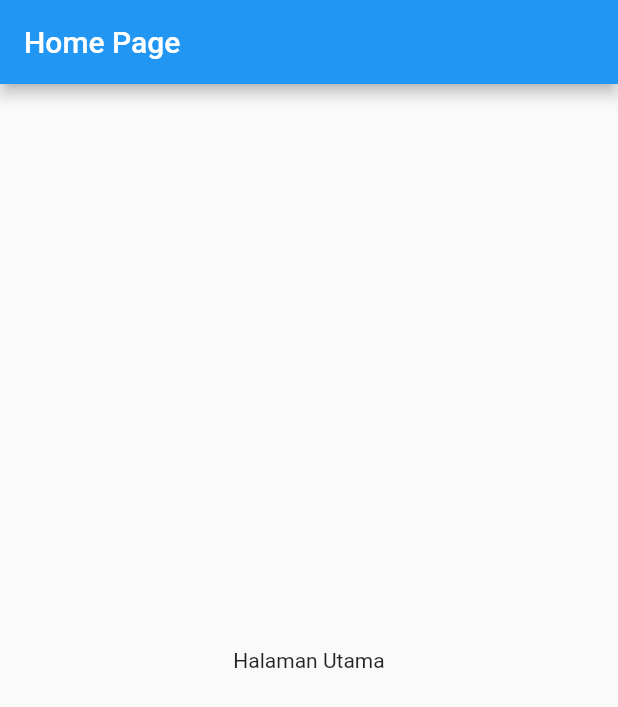
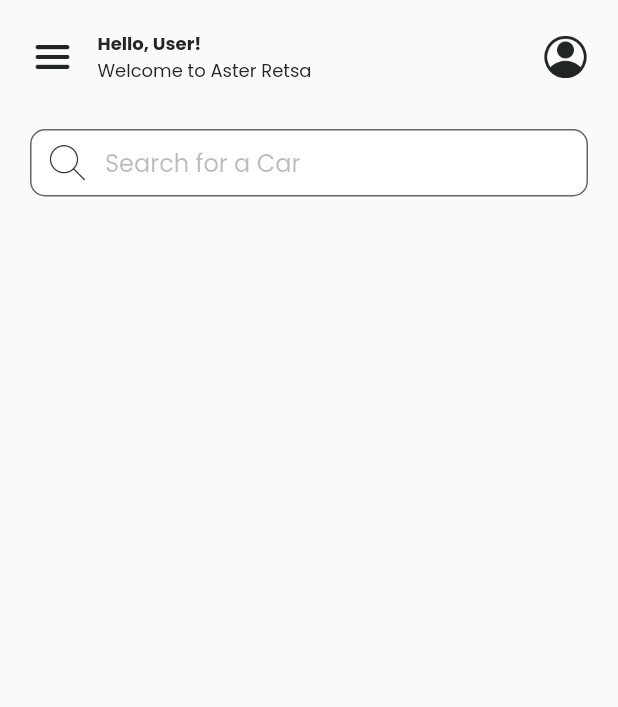
Before and after one commit to patriciaanggraeni/aster-car-rental-2023, a Flutter app: the HomePage screen opened directly, on a phone screen of 412 x 824 dp. Shown: the top 707 px of the screen. Run offline on Flutter 3.47's test engine with Material 2 defaults, Android fonts, the phone set to English and light mode, and no system bars; our stand-ins replace google_fonts.

Commit message:
home page - membuat top bar dan search field

```diff
--- a/src/lib/home_page.dart
+++ /dev/null
@@ -1,19 +0,0 @@
-import 'package:flutter/material.dart';
-
-class HomePage extends StatelessWidget {
-  const HomePage({super.key});
-
-  @override
-  Widget build(BuildContext context) {
-    return Scaffold(
-      appBar: AppBar(
-        title: Text("Home Page"),
-      ),
-      body: Container(
-        child: Center(
-          child: Text("Halaman Utama"),
-        )
-      ),
-    );
-  }
-}
--- /dev/null
+++ b/src/lib/home_page/home_page.dart
@@ -0,0 +1,27 @@
+import 'package:flutter/material.dart';
+import 'package:src/home_page/widgets/app_bar_widget.dart';
+import 'package:src/home_page/widgets/search_field_widget.dart';
+
+class HomePage extends StatelessWidget {
+  const HomePage({super.key});
+
+  @override
+  Widget build(BuildContext context) {
+    return Scaffold(
+      body: SafeArea (
+        child: Container(
+          child: const Padding(
+            padding: EdgeInsets.all(20),
+            child: Column(
+              children: [
+                CustomAppBarWidget(),
+                SizedBox(height: 30,),
+                CustomSearchFieldWidget()
+              ],
+            ),
+          ),
+        ),
+      ),
+    );
+  }
+}
--- /dev/null
+++ b/src/lib/home_page/widgets/app_bar_widget.dart
@@ -0,0 +1,52 @@
+import 'package:flutter/material.dart';
+import 'package:google_fonts/google_fonts.dart';
+
+class CustomAppBarWidget extends StatelessWidget {
+  const CustomAppBarWidget({super.key});
+
+  @override
+  Widget build(BuildContext context) {
+    return Row(
+      mainAxisAlignment: MainAxisAlignment.spaceBetween,
+      crossAxisAlignment: CrossAxisAlignment.center,
+      children: [
+        Row(
+          children: [
+            Image.asset(
+              "assets/icons/menu.png",
+              color: Color(0xFF222525),
+              width: 30,
+            ),
+            const SizedBox(width: 15,),
+            Column(
+              crossAxisAlignment: CrossAxisAlignment.start,
+              children: [
+                Text(
+                  "Hello, User!",
+                  style: GoogleFonts.poppins(
+                    color: Color(0xFF222525),
+                    fontWeight: FontWeight.bold,
+                    fontSize: 12,
+                  ),
+                ),
+                Text(
+                  "Welcome to Aster Retsa",
+                  style: GoogleFonts.poppins(
+                    color: Color(0xFF222525),
+                    fontWeight: FontWeight.normal,
+                    fontSize: 12,
+                  ),
+                ),
+              ],
+            )
+          ],
+        ),
+        Image.asset(
+          "assets/icons/account.png",
+          width: 30,
+          color: Color(0xFF222525),
+        ),
+      ],
+    );
+  }
+}
--- /dev/null
+++ b/src/lib/home_page/widgets/search_field_widget.dart
@@ -0,0 +1,49 @@
+import 'package:flutter/material.dart';
+import 'package:google_fonts/google_fonts.dart';
+
+class CustomSearchFieldWidget extends StatelessWidget {
+  const CustomSearchFieldWidget({super.key});
+
+  @override
+  Widget build(BuildContext context) {
+    return Container(
+      height: 45,
+      child: TextField(
+        cursorColor: Color(0xFF222525),
+        decoration: InputDecoration(
+          contentPadding: EdgeInsets.zero,
+          fillColor: Colors.white,
+          filled: true,
+          prefixIcon: Container(
+            width: 50,
+            padding: EdgeInsets.all(10),
+            child: Image.asset(
+              "assets/icons/search.png",
+              color: Color(0xFF222525),
+            ),
+          ),
+          focusedBorder: OutlineInputBorder(
+            borderRadius: BorderRadius.circular(10),
+            borderSide: BorderSide(
+              color: Color(0XFF222525),
+              width: 1,
+            ),
+          ),
+          border: OutlineInputBorder(
+            borderRadius: BorderRadius.circular(10),
+            borderSide: BorderSide(
+              color: Color(0XFF222525),
+              width: 1,
+            ),
+          ),
+          hintText: "Search for a Car",
+          hintStyle: GoogleFonts.poppins(
+            color: Color(0x50222525),
+            fontSize: 16,
+            fontWeight: FontWeight.normal
+          )
+        ),
+      ),
+    );
+  }
+}
--- a/src/lib/main.dart
+++ b/src/lib/main.dart
@@ -1,6 +1,6 @@
 import 'package:flutter/material.dart';
 import 'package:src/splash_screen/splash_screen.dart';
-import 'home_page.dart';
+import 'home_page/home_page.dart';
 
 void main() => runApp(const MyApp());
 
@@ -12,10 +12,10 @@ class MyApp extends StatelessWidget {
   Widget build(BuildContext context) {
     return MaterialApp(
       title: 'Aster Retsa Car Rental',
-      home: const SplashScreen(),
-      routes: {
-        homePageRoute: (context) => HomePage(),
-      },
+      home: const HomePage(),
+      // routes: {
+      //   homePageRoute: (context) => HomePage(),
+      // },
     );
   }
 }
--- a/src/lib/splash_screen/splash_screen.dart
+++ b/src/lib/splash_screen/splash_screen.dart
@@ -47,42 +47,44 @@ class _SplashScreenState extends State<SplashScreen> {
               height: 375,
             ),
              RichText(
-              text: const TextSpan(
+              text: TextSpan(
                 children: [
                   TextSpan(
                     text: 'Dream ',
-                    style: TextStyle(
+                    style: GoogleFonts.poppins(
                       color: Colors.white,
-                      fontWeight: FontWeight.bold, // Mengatur tebal untuk "Dream"
-                      fontSize: 15,
+                      fontWeight: FontWeight.bold,
+                      fontSize: 20,
                     ),
                   ),
                   TextSpan(
                     text: 'Cars, ',
-                    style: TextStyle(
+                    style:GoogleFonts.poppins(
                       color: Colors.white,
-                      fontSize: 15,
+                      fontWeight: FontWeight.normal,
+                      fontSize: 20,
                     ),
                   ),
                   TextSpan(
                     text: 'Real ',
-                    style: TextStyle(
+                    style:  GoogleFonts.poppins(
                       color: Colors.white,
-                      fontWeight: FontWeight.bold, // Mengatur tebal untuk "Real"
-                      fontSize: 15,
+                      fontWeight: FontWeight.bold,
+                      fontSize: 20,
                     ),
                   ),
                   TextSpan(
                     text: 'Journeys',
-                    style: TextStyle(
+                    style: GoogleFonts.poppins(
                       color: Colors.white,
-                      fontSize: 15,
+                      fontWeight: FontWeight.normal,
+                      fontSize: 20,
                     ),
                   ),
                 ],
               ),
             ),
-            _isLoading && _firstTime ? CircularProgressIndicator(
+            _isLoading ? CircularProgressIndicator(
               color: Colors.white,
             ) : ElevatedButton(
               style: ElevatedButton.styleFrom(
--- a/src/pubspec.yaml
+++ b/src/pubspec.yaml
@@ -58,6 +58,10 @@ flutter:
     - assets/images/text_logo.png
     - assets/images/splash_screen.png
 
+    - assets/icons/menu.png
+    - assets/icons/search.png
+    - assets/icons/account.png
+
   # The following line ensures that the Material Icons font is
   # included with your application, so that you can use the icons in
   # the material Icons class.
```
Also changed, not shown: src/assets/icons/account.png (added), src/assets/icons/menu.png (added), src/assets/icons/search.png (added).
